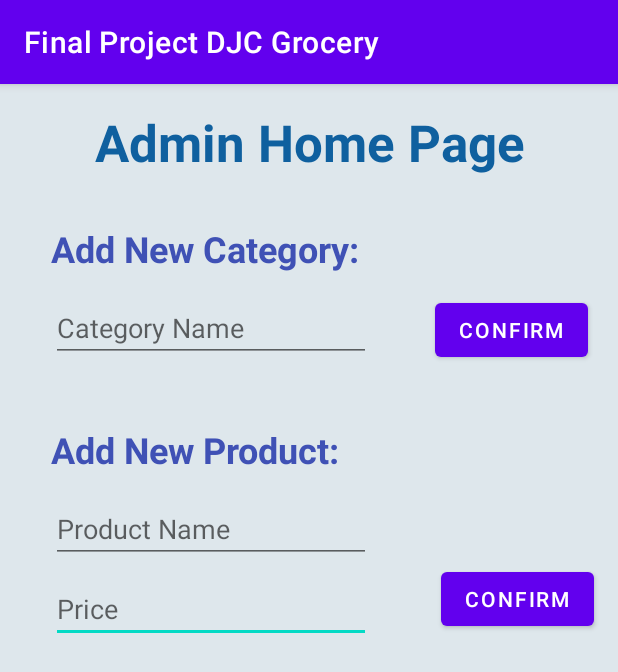
After one commit to CraigJustinBalibalos/App-Dev-mobile_Final-Project, an Android app: the AdminHomePage screen opened directly, with no data from a screen before it, on a phone screen of 412 x 824 dp. The commit adds this screen. Shown: the top 672 px of the screen. Run offline under Robolectric (Android 15) with nearby library versions, the phone set to English and light mode, and no system bars.

Commit message:
update and admin

```diff
--- a/FinalProjectDJCGrocery/app/src/main/AndroidManifest.xml
+++ b/FinalProjectDJCGrocery/app/src/main/AndroidManifest.xml
@@ -13,6 +13,9 @@
         android:supportsRtl="true"
         android:theme="@style/Theme.FinalProjectDJCGrocery"
         tools:targetApi="31">
+        <activity
+            android:name=".AdminHomePage"
+            android:exported="false" />
         <activity
             android:name=".Register"
             android:exported="false" />
--- /dev/null
+++ b/FinalProjectDJCGrocery/app/src/main/java/com/example/finalprojectdjcgrocery/AdminHomePage.java
@@ -0,0 +1,14 @@
+package com.example.finalprojectdjcgrocery;
+
+import androidx.appcompat.app.AppCompatActivity;
+
+import android.os.Bundle;
+
+public class AdminHomePage extends AppCompatActivity {
+
+    @Override
+    protected void onCreate(Bundle savedInstanceState) {
+        super.onCreate(savedInstanceState);
+        setContentView(R.layout.activity_admin_home_page);
+    }
+}
--- /dev/null
+++ b/FinalProjectDJCGrocery/app/src/main/res/layout/activity_admin_home_page.xml
@@ -0,0 +1,104 @@
+<?xml version="1.0" encoding="utf-8"?>
+<androidx.constraintlayout.widget.ConstraintLayout xmlns:android="http://schemas.android.com/apk/res/android"
+    xmlns:app="http://schemas.android.com/apk/res-auto"
+    xmlns:tools="http://schemas.android.com/tools"
+    android:layout_width="match_parent"
+    android:layout_height="match_parent"
+    android:background="#DEE7EC"
+    tools:context=".AdminHomePage">
+
+    <EditText
+        android:id="@+id/editTextTextPersonName3"
+        android:layout_width="wrap_content"
+        android:layout_height="wrap_content"
+        android:layout_marginTop="8dp"
+        android:ems="10"
+        android:hint="Price"
+        android:inputType="textPersonName"
+        app:layout_constraintStart_toStartOf="@+id/editTextTextPersonName2"
+        app:layout_constraintTop_toBottomOf="@+id/editTextTextPersonName2" />
+
+    <EditText
+        android:id="@+id/editTextTextPersonName2"
+        android:layout_width="wrap_content"
+        android:layout_height="wrap_content"
+        android:layout_marginTop="14dp"
+        android:ems="10"
+        android:hint="Product Name"
+        android:inputType="textPersonName"
+        app:layout_constraintStart_toStartOf="@+id/textView22"
+        app:layout_constraintTop_toBottomOf="@+id/textView22" />
+
+    <TextView
+        android:id="@+id/textView22"
+        android:layout_width="wrap_content"
+        android:layout_height="wrap_content"
+        android:layout_marginStart="34dp"
+        android:layout_marginTop="42dp"
+        android:text="Add New Product:"
+        android:textColor="#3F51B5"
+        android:textSize="24sp"
+        android:textStyle="bold"
+        app:layout_constraintStart_toStartOf="parent"
+        app:layout_constraintTop_toBottomOf="@+id/editTextTextPersonName" />
+
+    <TextView
+        android:id="@+id/textView3"
+        android:layout_width="0dp"
+        android:layout_height="0dp"
+        android:layout_marginStart="34dp"
+        android:layout_marginTop="16dp"
+        android:layout_marginEnd="34dp"
+        android:layout_marginBottom="21dp"
+        android:text="Admin Home Page"
+        android:textAlignment="center"
+        android:textColor="#0F609F"
+        android:textSize="34sp"
+        android:textStyle="bold"
+        app:layout_constraintBottom_toTopOf="@+id/textView21"
+        app:layout_constraintEnd_toEndOf="parent"
+        app:layout_constraintStart_toStartOf="parent"
+        app:layout_constraintTop_toTopOf="parent" />
+
+    <Button
+        android:id="@+id/button4"
+        android:layout_width="wrap_content"
+        android:layout_height="wrap_content"
+        android:layout_marginEnd="20dp"
+        android:text="Confirm"
+        app:layout_constraintBaseline_toBaselineOf="@+id/editTextTextPersonName"
+        app:layout_constraintEnd_toEndOf="parent" />
+
+    <Button
+        android:id="@+id/button5"
+        android:layout_width="wrap_content"
+        android:layout_height="wrap_content"
+        android:layout_marginEnd="16dp"
+        android:text="Confirm"
+        app:layout_constraintEnd_toEndOf="parent"
+        app:layout_constraintTop_toBottomOf="@+id/editTextTextPersonName2" />
+
+    <EditText
+        android:id="@+id/editTextTextPersonName"
+        android:layout_width="wrap_content"
+        android:layout_height="wrap_content"
+        android:layout_marginTop="14dp"
+        android:ems="10"
+        android:hint="Category Name"
+        android:inputType="textPersonName"
+        app:layout_constraintStart_toStartOf="@+id/textView21"
+        app:layout_constraintTop_toBottomOf="@+id/textView21" />
+
+    <TextView
+        android:id="@+id/textView21"
+        android:layout_width="wrap_content"
+        android:layout_height="wrap_content"
+        android:layout_marginTop="93dp"
+        android:text="Add New Category:"
+        android:textColor="#3F51B5"
+        android:textSize="24sp"
+        android:textStyle="bold"
+        app:layout_constraintStart_toStartOf="@+id/textView3"
+        app:layout_constraintTop_toTopOf="parent" />
+
+</androidx.constraintlayout.widget.ConstraintLayout>
--- a/FinalProjectDJCGrocery/app/src/main/res/layout/activity_login.xml
+++ b/FinalProjectDJCGrocery/app/src/main/res/layout/activity_login.xml
@@ -85,6 +85,7 @@
         app:layout_constraintBottom_toBottomOf="parent"
         app:layout_constraintEnd_toEndOf="parent"
         app:layout_constraintTop_toBottomOf="@+id/textView"
-        app:srcCompat="@drawable/mute"/>
+        app:srcCompat="@drawable/mute"
+        android:onClick="stop"/>
 
 </androidx.constraintlayout.widget.ConstraintLayout>
--- a/FinalProjectDJCGrocery/app/src/main/res/layout/activity_main.xml
+++ b/FinalProjectDJCGrocery/app/src/main/res/layout/activity_main.xml
@@ -65,4 +65,5 @@
         app:layout_constraintEnd_toEndOf="parent"
         app:srcCompat="@drawable/mute"
         android:onClick="stop"/>
+
 </androidx.constraintlayout.widget.ConstraintLayout>
--- a/FinalProjectDJCGrocery/app/src/main/res/layout/activity_modify_user_info.xml
+++ b/FinalProjectDJCGrocery/app/src/main/res/layout/activity_modify_user_info.xml
@@ -102,7 +102,7 @@
         android:layout_marginBottom="20dp"
         android:ems="10"
         android:hint="Enter old password"
-        android:inputType="textPersonName"
+        android:inputType="textPassword"
         app:layout_constraintBottom_toTopOf="@+id/newPassword"
         app:layout_constraintStart_toStartOf="@+id/newPassword"
         app:layout_constraintTop_toBottomOf="@+id/usernameTextView2" />
@@ -131,7 +131,7 @@
         android:layout_marginBottom="24dp"
         android:ems="10"
         android:hint="Enter new password"
-        android:inputType="textPersonName"
+        android:inputType="textPassword"
         app:layout_constraintBottom_toTopOf="@+id/confirmPassword"
         app:layout_constraintEnd_toEndOf="@+id/confirmPassword"
         app:layout_constraintTop_toBottomOf="@+id/oldPassword" />
@@ -143,7 +143,7 @@
         android:layout_marginBottom="23dp"
         android:ems="10"
         android:hint="Confirm new password"
-        android:inputType="textPersonName"
+        android:inputType="textPassword"
         app:layout_constraintBottom_toTopOf="@+id/confirmPasswordBtn"
         app:layout_constraintStart_toStartOf="@+id/confirmPasswordBtn"
         app:layout_constraintTop_toBottomOf="@+id/newPassword" />
```
Also changed, not shown: FinalProjectDJCGrocery/app/src/main/java/com/example/finalprojectdjcgrocery/BackgroundMusic.java (+53 -0 lines), FinalProjectDJCGrocery/app/src/main/java/com/example/finalprojectdjcgrocery/Categories.java (+24 -0 lines), FinalProjectDJCGrocery/app/src/main/java/com/example/finalprojectdjcgrocery/Login.java (+38 -2 lines), FinalProjectDJCGrocery/app/src/main/java/com/example/finalprojectdjcgrocery/MainActivity.java (+9 -0 lines), FinalProjectDJCGrocery/app/src/main/java/com/example/finalprojectdjcgrocery/ModifyUserInfo.java (+137 -1 lines), FinalProjectDJCGrocery/app/src/main/java/com/example/finalprojectdjcgrocery/MyAccount.java (+30 -0 lines), FinalProjectDJCGrocery/app/src/main/java/com/example/finalprojectdjcgrocery/Register.java (+20 -0 lines).
